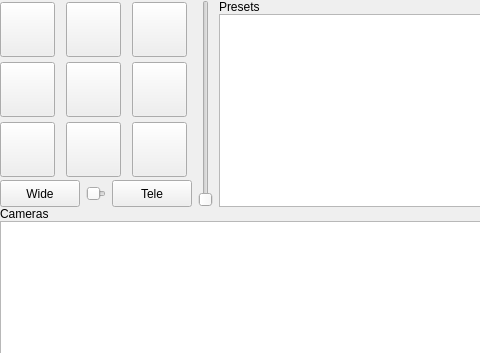
Before: the Qt Designer form ptz-controls.ui in glikely/obs-ptz, drawn with Qt 5; both pictures show x 0 to 480 and y 0 to 353 of the 563 by 435 pixel window.
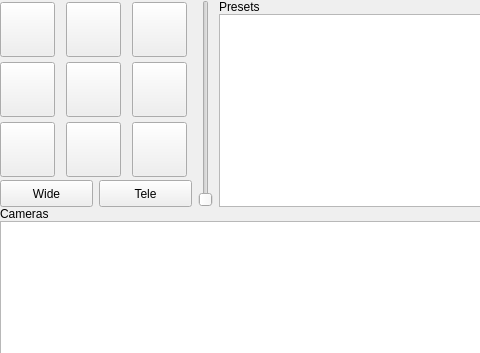
After: the same form once the commit is applied. Icons and pictures are not drawn.

Commit message:
Add version information to settings dialog
Adds the version of the plugin to the settings dialog. Also removes the
non-working zoom slider. It can be added back when it is wired up.

```diff
--- a/ptz-controls.ui
+++ b/ptz-controls.ui
@@ -276,7 +276,7 @@
          </widget>
         </item>
         <item row="3" column="0" colspan="3">
-         <layout class="QHBoxLayout" name="zoomControlsHorizontalLayout" stretch="0,1,0">
+         <layout class="QHBoxLayout" name="zoomControlsHorizontalLayout" stretch="0,0">
           <property name="spacing">
            <number>6</number>
           </property>
@@ -299,13 +299,6 @@
             </property>
            </widget>
           </item>
-          <item>
-           <widget class="QSlider" name="horizontalSlider">
-            <property name="orientation">
-             <enum>Qt::Horizontal</enum>
-            </property>
-           </widget>
-          </item>
           <item>
            <widget class="QPushButton" name="zoomButton_tele">
             <property name="sizePolicy">
```
The commit also changes 1 other file.
